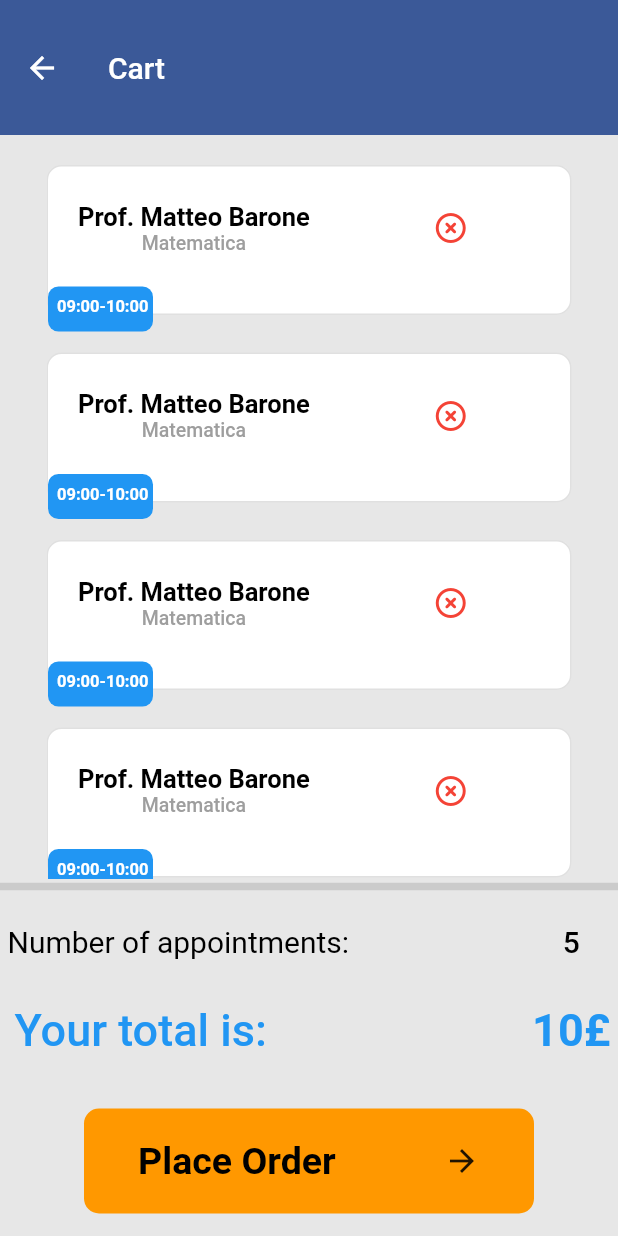
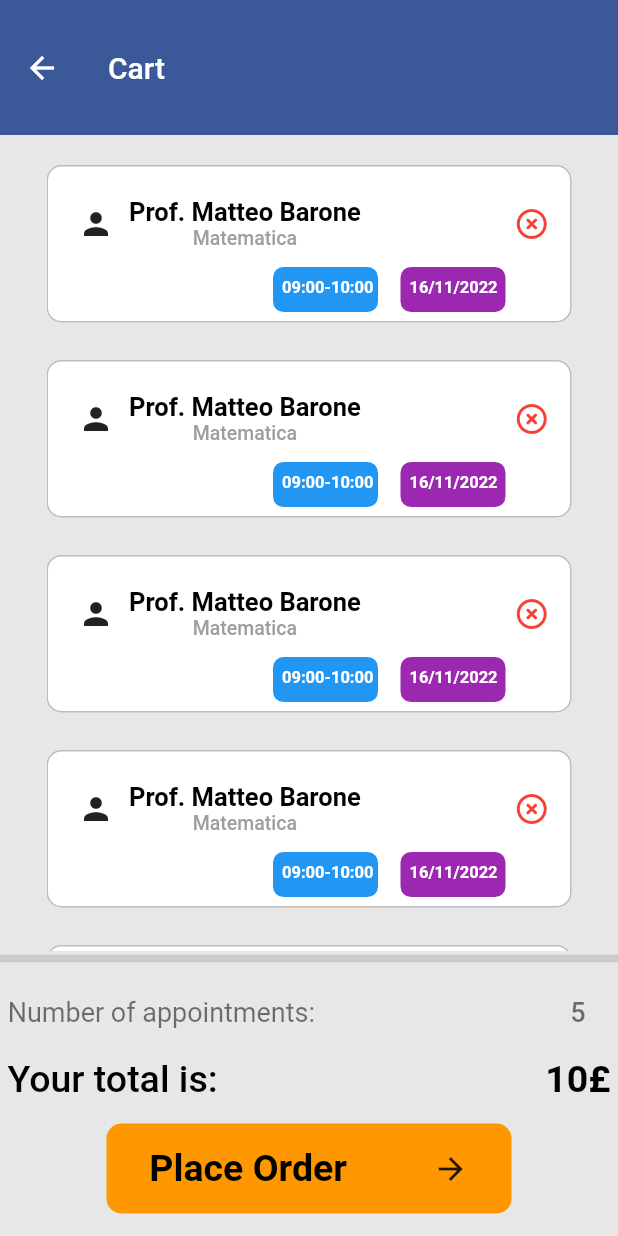
Before and after one commit to ollyexe/Booky, a Flutter app: the screen it shows after launch, item 3 of the bottom bar chosen, after a tap on the "shopping cart" icon, on a phone screen of 412 x 824 dp. Run offline on Flutter 3.47's test engine with Material 2 defaults, Android fonts, the phone set to English and light mode, and no system bars; our stand-ins replace animated_bottom_navigation_bar, auto_size_text, table_calendar.

Commit message:
SingleLecture done+Doing Orders+Slight changes to the homepage

```diff
--- a/lib/NavigationBar/Cart.dart
+++ b/lib/NavigationBar/Cart.dart
@@ -22,7 +22,7 @@ class _CartState extends State<Cart> {
           const SizedBox(height: 20),
           listOfAppointments(context,removeButton()),
           totalCost("10£",5),
-          const SizedBox(height: 15),
+          const SizedBox(height: 5),
           confirmationButton(),
         ],
       )
@@ -50,8 +50,8 @@ Widget confirmationButton(){
           borderRadius: BorderRadius.circular(10),
           color: Colors.orange,
         ),
-        width: 300,
-        height: 70,
+        width: 270,
+        height: 60,
         child: Row(
           mainAxisAlignment: MainAxisAlignment.spaceAround,
           children: [
@@ -77,11 +77,11 @@ Widget totalCost(String totalCost,int number){
             padding: const EdgeInsetsDirectional.fromSTEB(5, 0, 0, 0),
             child: Column(
               children: [
-                myText("Number of appointments:", 20, Colors.black, FontWeight.w400),
-                const SizedBox(height: 30),
+                myText("Number of appointments:", 18, Colors.black54, FontWeight.w400),
+                const SizedBox(height: 20),
                 Padding(
-                  padding: const EdgeInsetsDirectional.fromSTEB(0, 0, 50, 0),
-                  child:  myText("Your total is:",30,Colors.blue,FontWeight.w500),
+                  padding: const EdgeInsetsDirectional.fromSTEB(0, 0, 65, 0),
+                  child:myText("Your total is:",25,Colors.black,FontWeight.w500),
                 )
               ],
             ),
@@ -90,15 +90,15 @@ Widget totalCost(String totalCost,int number){
             padding: const EdgeInsetsDirectional.fromSTEB(0, 0, 5, 0),
             child: Column(
               children: [
-                myText("$number", 20, Colors.black, FontWeight.w500),
-                const SizedBox(height: 30),
-                myText(totalCost,30,Colors.blue,FontWeight.w600),
+                myText("$number", 18, Colors.black54, FontWeight.w500),
+                const SizedBox(height: 20),
+                myText(totalCost,25,Colors.black,FontWeight.w600),
               ],
             ),
           ),
         ],
       ),
-      const SizedBox(height: 20),
+      const SizedBox(height: 10),
     ],
   );
 }
--- a/lib/NavigationBar/Homepage/HomePage.dart
+++ b/lib/NavigationBar/Homepage/HomePage.dart
@@ -25,11 +25,21 @@ class _HomePageState extends State<HomePage> {
           const SizedBox(height: 35),
           profSubjectButton(context), //Custom Widget from Selection_Professor_Subject.dart file
           const SizedBox(height: 30),
-          myText("Ciao $name,", 20, Colors.black, FontWeight.w400),
-          myText("queste sono le tue prossime lezioni:", 17, Colors.black, FontWeight.w400),
+          Padding(
+            padding: const EdgeInsetsDirectional.fromSTEB(0, 0, 75, 0),
+            child: Column(
+              children: [
+                Padding(
+                  padding: const EdgeInsetsDirectional.fromSTEB(0, 0, 157, 0),
+                  child: myText("Ciao $name,", 20, Colors.black, FontWeight.w400),
+                ),
+                const SizedBox(height: 5),
+                myText("queste sono le tue prossime lezioni:", 17, Colors.black, FontWeight.w400),
+              ],
+            ),
+          ),
           const SizedBox(height: 20),
           listOfAppointments(context,placeholder), //Custom Widget from List_Of_Appointments.dart, found in the Utilities/CommonWidgets
-
         ],
       )
     );
--- a/lib/NavigationBar/Orders.dart
+++ b/lib/NavigationBar/Orders.dart
@@ -1,6 +1,8 @@
 import 'package:flutter/material.dart';
 import 'package:progettoium/Utilities/CommonWidgets/CommonStyles.dart';
 import 'package:progettoium/Utilities/CommonWidgets/List_of_Appointments.dart';
+
+Color color = Colors.blue;
 
 class Orders extends StatefulWidget {
   const Orders({Key? key}) : super(key: key);
@@ -10,28 +12,50 @@ class Orders extends StatefulWidget {
 }
 
 class _OrdersState extends State<Orders> {
+
   @override
   Widget build(BuildContext context) {
     return Scaffold(
       backgroundColor: const Color(0xFFE7E7E7),
       body: Padding(
-        padding: const EdgeInsetsDirectional.fromSTEB(21, 90, 0, 0),
-        child: Column(
-          children: [
-            containerWithShadow(Colors.black, 100, 400, filterBySubject()),
-            const SizedBox(height: 30),
-            listOfAppointments(context,placeholder),
-          ],
-        ),
+        padding: const EdgeInsetsDirectional.fromSTEB(17, 50, 0, 0),
+        child: pendingConfirmed(context)
       )
     );
   }
 }
 
-Row filterBySubject(){
-  return Row(
+Column pendingConfirmed(BuildContext context){
+  return Column(
     children: [
-
+      filterRow(),
+      const SizedBox(height: 30),
+      listOfAppointments(context,placeholder),
     ],
   );
 }
+
+Row filterRow(){
+  return Row(
+    children: [
+      filterConfirmed("Pending", color),
+      filterConfirmed("Confirmed", color),
+    ],
+  );
+}
+
+GestureDetector filterConfirmed(String label,Color color){
+  return GestureDetector(
+    onTap: () {
+
+    },
+    child: Container(
+      decoration: BoxDecoration(
+        color: color,
+      ),
+      height: 330,
+      width: 45,
+      child: myText(label, 20, color, FontWeight.w400),
+    ),
+  );
+}
--- a/lib/Utilities/CommonWidgets/SingleLecture.dart
+++ b/lib/Utilities/CommonWidgets/SingleLecture.dart
@@ -1,5 +1,20 @@
 import 'package:flutter/material.dart';
 import 'package:progettoium/Utilities/CommonWidgets/CommonStyles.dart';
+
+Container myContainer(String label, Color color){
+  return Container(
+    decoration: BoxDecoration(
+      color: color,
+      borderRadius: BorderRadius.circular(7)
+    ),
+    width: 70,
+    height: 30,
+      child: Padding(
+        padding: const EdgeInsetsDirectional.fromSTEB(6, 7, 0, 0),
+        child: myText(label, 11, Colors.white, FontWeight.bold),
+      )
+  );
+}
 
 Widget singleLecture(BuildContext context, String name, String surname, String subject,Widget widget){
   return GestureDetector(
@@ -10,18 +25,18 @@ Widget singleLecture(BuildContext context, String name, String surname, String s
       decoration: BoxDecoration(
         borderRadius: BorderRadius.circular(10),
         color: Colors.white,
-        border: Border.all(color: Colors.black12, width: 1),
-
+        border: Border.all(color: Colors.black26, width: 1),
       ),
-      height: 100,
+      height: 105,
       width: 350,
       child: Column(
         children: [
           Padding(
-            padding: const EdgeInsetsDirectional.fromSTEB(20, 17, 0, 0),
+            padding: const EdgeInsetsDirectional.fromSTEB(20, 14, 0, 0),
             child: Row(
               children: [
-                //Photo
+                const Icon(Icons.person),
+                const SizedBox(width: 10),
                 Column(
                   children: [
                     myText("Prof. $name $surname", 17, Colors.black, FontWeight.bold),
@@ -29,30 +44,27 @@ Widget singleLecture(BuildContext context, String name, String surname, String s
                   ],
                 ),
                 const SizedBox(width: 70),
-                widget
+                Padding(
+                  padding: const EdgeInsetsDirectional.fromSTEB(20, 0, 0, 0),
+                  child: widget,
+                )
               ],
             ),
           ),
-          const SizedBox(height: 15),
-          Row(
-            children: [
-              Container(
-                decoration: BoxDecoration(
-                  color: Colors.blue,
-                  borderRadius: BorderRadius.circular(7)
-                ),
-                width: 70,
-                height: 30,
-                child: Padding(
-                  padding: const EdgeInsetsDirectional.fromSTEB(6, 7, 0, 0),
-                  child: myText("09:00-10:00", 11, Colors.white, FontWeight.bold),
+          Padding(
+            padding: const EdgeInsetsDirectional.fromSTEB(150, 5, 0, 0),
+            child: Row(
+              children: [
+                myContainer("09:00-10:00", Colors.blue),
+                Padding(
+                  padding: const EdgeInsetsDirectional.fromSTEB(15, 0, 0, 0),
+                  child: myContainer("16/11/2022", Colors.purple),
                 )
-              )
-            ],
-          ),
+              ],
+            ),
+          )
         ],
       ),
     ),
-
   );
 }
--- a/lib/main.dart
+++ b/lib/main.dart
@@ -69,6 +69,7 @@ class _RootState extends State<Root> {
     return Scaffold(
       body: screens[index],
       floatingActionButton: FloatingActionButton(
+
         backgroundColor: Colors.orange,
         child: const Icon(Icons.shopping_cart),
         onPressed: () {
@@ -77,12 +78,13 @@ class _RootState extends State<Root> {
       ),
       floatingActionButtonLocation: FloatingActionButtonLocation.centerDocked,
       //NavigationBar
+      backgroundColor: const Color(0xFFE7E7E7),
       bottomNavigationBar: AnimatedBottomNavigationBar.builder(
       itemCount: iconList.length,
       tabBuilder: (int index, bool isActive) {
         final color = isActive ? Colors.white : Colors.grey.shade400;
-        final double iconSize = isActive ? 28 : 24;
-        final double textSize = isActive ? 16 : 14;
+        final double iconSize = isActive ? 22 : 20;
+        final double textSize = isActive ? 12 : 10;
         return Column(
           mainAxisSize: MainAxisSize.min,
           mainAxisAlignment: MainAxisAlignment.center,
```
Lines whose indentation alone changed are shown as unchanged.
